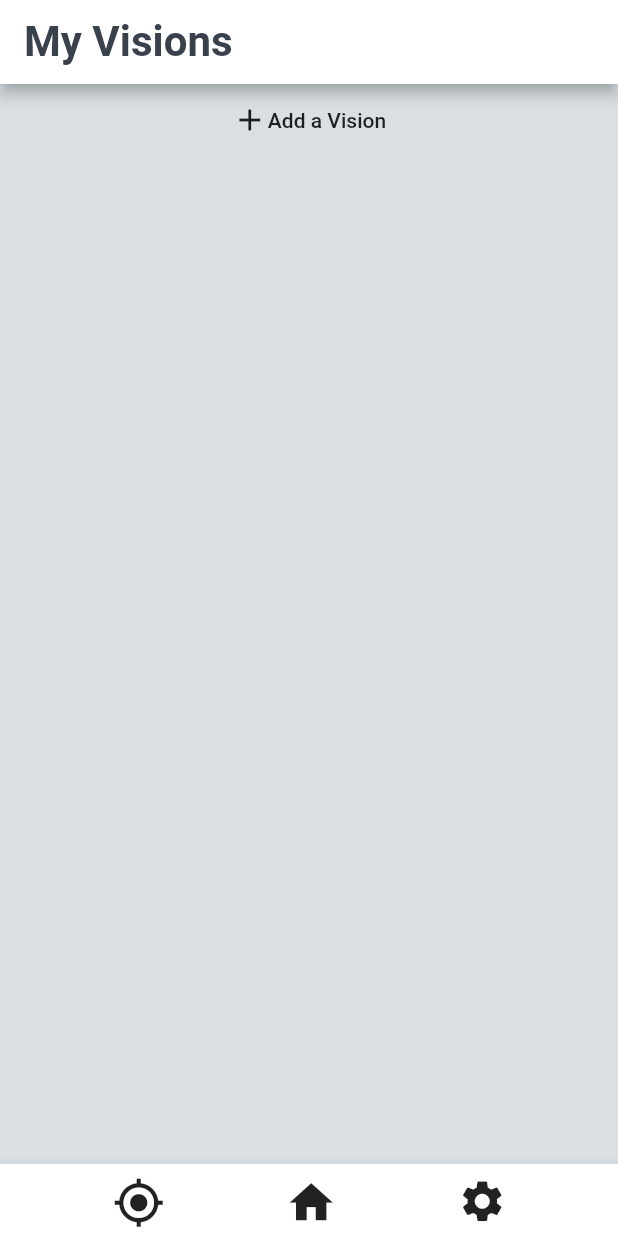
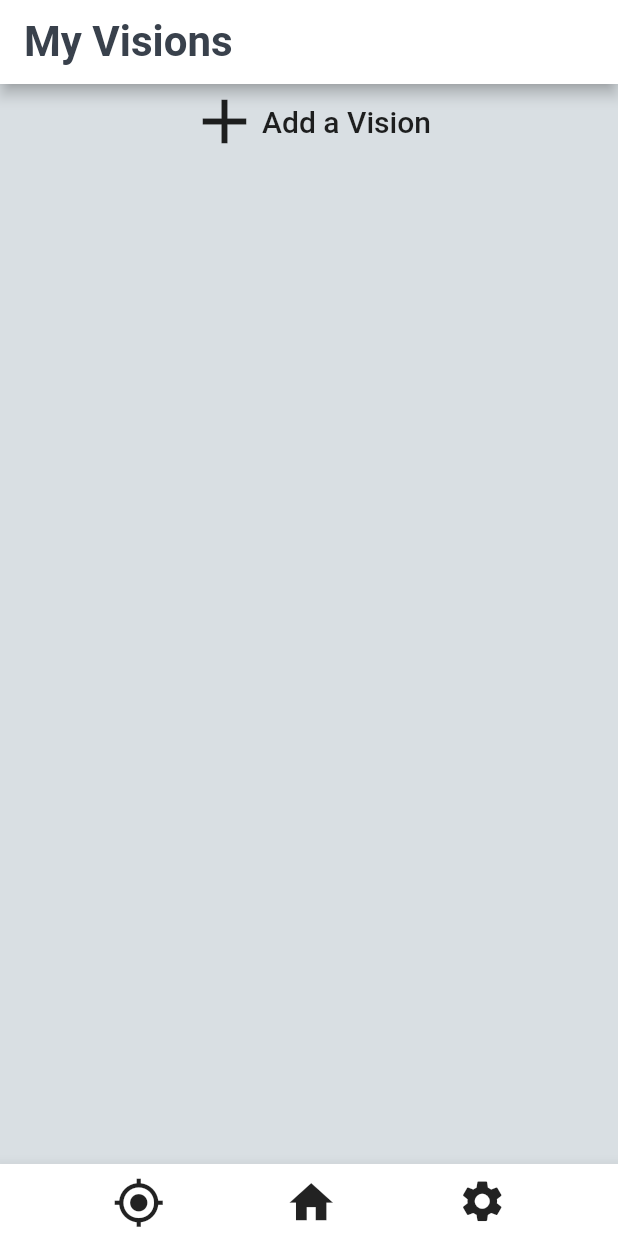
Before and after one commit to connorray/Vision-Check, a Flutter app: the screen it shows after launch, on a phone screen of 412 x 824 dp. Run offline on Flutter 3.47's test engine with Material 2 defaults, Android fonts, the phone set to English and light mode, and no system bars.

Commit message:
made the button bigger

```diff
--- a/vision_check_beta_2/lib/main.dart
+++ b/vision_check_beta_2/lib/main.dart
@@ -27,17 +27,6 @@ class HomePage extends StatefulWidget {
 
 class _HomePageState extends State<HomePage> {
   List data;
-  int counter = 0;
-
-  FlatButton getData() {
-    return data.last;
-  }
-
-  @override
-  void initState() {
-    super.initState();
-    this.getData();
-  }
 
   @override
   Widget build(BuildContext context) {
@@ -57,14 +46,18 @@ class _HomePageState extends State<HomePage> {
       body: Column(
         children: <Widget>[
           FlatButton(
-            onPressed: () {
-              data[counter] = (Text('hello'));
-            },
+            onPressed: () {},
             child: Row(
               mainAxisSize: MainAxisSize.min,
               children: <Widget>[
-                Icon(Icons.add),
-                Text('Add a Vision'),
+                Icon(
+                  Icons.add,
+                  size: 50.0,
+                ),
+                Text(
+                  'Add a Vision',
+                  style: TextStyle(fontSize: 20.0),
+                ),
               ],
             ),
           ),
@@ -72,9 +65,7 @@ class _HomePageState extends State<HomePage> {
             child: ListView.builder(
               itemCount: data == null ? 0 : data.length,
               itemBuilder: (BuildContext context, int index) {
-                return new Card(
-                  child: data[index],
-                );
+                return data[index];
               },
             ),
           ),
@@ -84,8 +75,8 @@ class _HomePageState extends State<HomePage> {
   }
 
   void clickedAddDreamButton(String text, IconData icon) {
-//    FlatButtonForHomePage temp =
-//        new FlatButtonForHomePage(nameOfVision: text, iconOfVision: icon);
-    data.add(Text(text));
+    FlatButtonForHomePage temp =
+        new FlatButtonForHomePage(nameOfVision: text, iconOfVision: icon);
+    data.add(temp);
   }
 }
```
